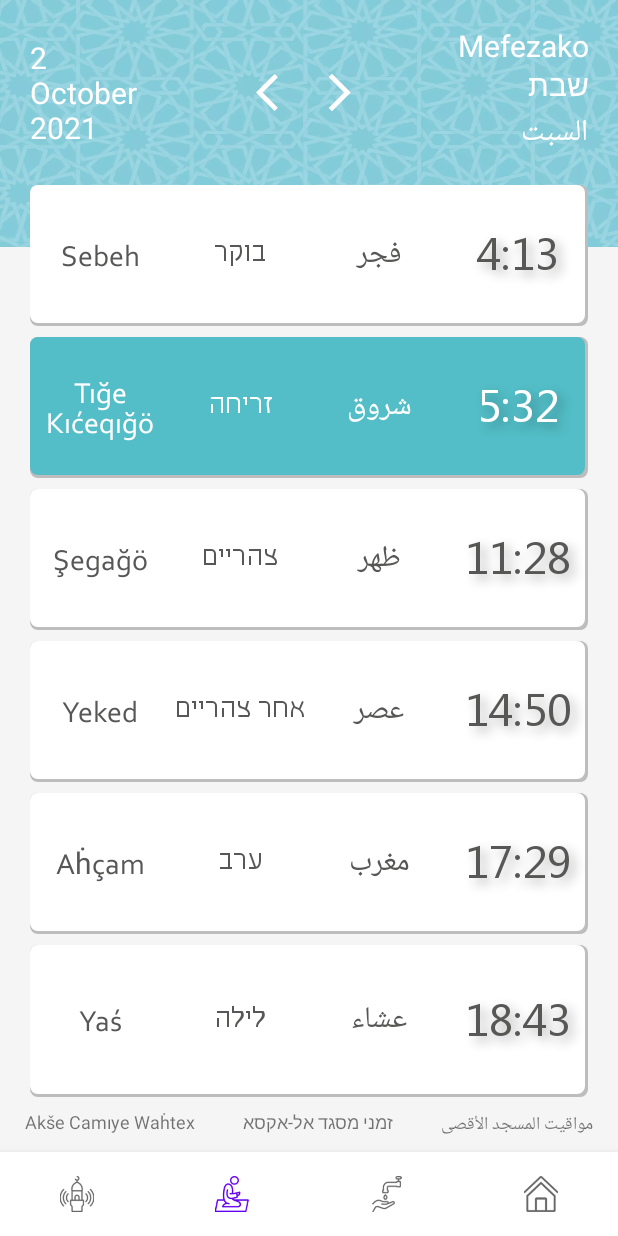
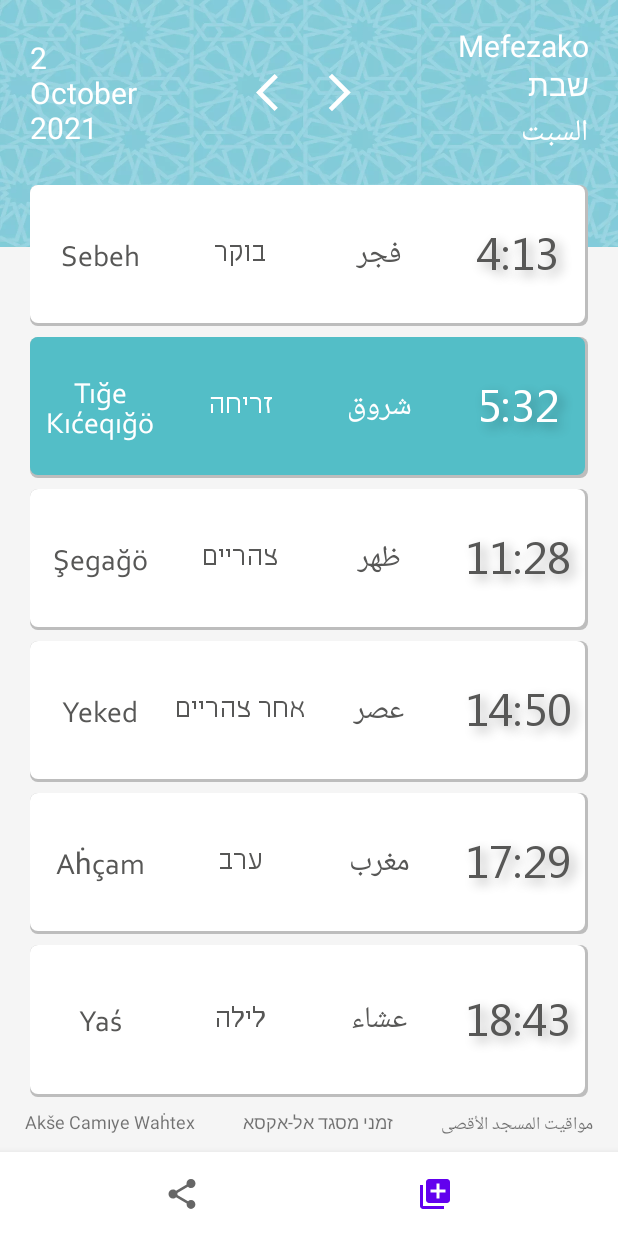
Before and after one commit to showgan/NamazaTimes, an Android app: the screen it shows after launch (MainActivity), item 2 of the bottom bar chosen, on a phone screen of 412 x 824 dp. Run offline under Robolectric (Android 15) with nearby library versions, the phone set to English and light mode, and no system bars.

Commit message:
Initial production release.

```diff
--- a/app/src/main/AndroidManifest.xml
+++ b/app/src/main/AndroidManifest.xml
@@ -2,6 +2,7 @@
 <manifest
     xmlns:android="http://schemas.android.com/apk/res/android"
     package="com.mastegoane.namazatimes">
+<!--    <uses-permission android:name="android.permission.INTERNET" />-->
     <application
         android:allowBackup="true"
         android:fullBackupOnly="true"
--- a/app/src/main/java/com/mastegoane/namazatimes/MainActivity.java
+++ b/app/src/main/java/com/mastegoane/namazatimes/MainActivity.java
@@ -1,19 +1,30 @@
 package com.mastegoane.namazatimes;
 
 import androidx.appcompat.app.AppCompatActivity;
+import androidx.constraintlayout.widget.ConstraintLayout;
 import androidx.core.content.ContextCompat;
 import androidx.lifecycle.ViewModelProvider;
 import android.app.DatePickerDialog;
+import android.content.Intent;
 import android.content.SharedPreferences;
+import android.graphics.Bitmap;
+import android.graphics.Canvas;
+import android.net.Uri;
 import android.os.Bundle;
+import android.os.Environment;
+import android.provider.MediaStore;
+import android.util.Log;
 import android.view.View;
 import android.widget.DatePicker;
-import android.widget.TextView;
-
-import com.google.android.material.bottomnavigation.BottomNavigationView;
+import android.widget.Toast;
 import com.mastegoane.namazatimes.databinding.ActivityMainBinding;
+import java.io.File;
+import java.io.FileNotFoundException;
+import java.io.FileOutputStream;
+import java.io.OutputStream;
 import java.text.SimpleDateFormat;
 import java.util.Calendar;
+import java.util.Date;
 import java.util.Locale;
 
 public class MainActivity extends AppCompatActivity {
@@ -35,6 +46,14 @@ public class MainActivity extends AppCompatActivity {
         updateViews();
     }
 
+//    public void buttonShareWhatsappClicked(View view) {
+//        shareScreenshot(false);
+//    }
+
+//    public void buttonShareGalleryClicked(View view) {
+//        shareScreenshot(true);
+//    }
+
     @Override
     protected void onCreate(Bundle savedInstanceState) {
         super.onCreate(savedInstanceState);
@@ -48,28 +67,29 @@ public class MainActivity extends AppCompatActivity {
 
         mCalendar = mMainViewModel.getCalendar();
 
-        final BottomNavigationView navigationView = findViewById(R.id.bottomnavigationView);
-        navigationView.setSelectedItemId(R.id.navToMainActivity);
-        navigationView.setOnNavigationItemSelectedListener(item -> {
+//        mBinding.bottomnavigationView.setSelectedItemId(R.id.navToMainActivity);
+        mBinding.bottomnavigationView.setOnNavigationItemSelectedListener(item -> {
 //            Intent intent;
             switch (item.getItemId()) {
-                case R.id.navToDailyPrayersActivity:
+                case R.id.navShareToWhatsapp:
+                    shareScreenshot(false);
 //                        intent = new Intent(getApplicationContext(), DailyPrayersActivity.class);
 //                        intent.setFlags(Intent.FLAG_ACTIVITY_NEW_TASK | Intent.FLAG_ACTIVITY_CLEAR_TASK);
 //                        startActivity(intent);
                     return true;
-                case R.id.navToYearlyPrayerTimesActivity:
+                case R.id.navSaveToGallery:
+                    shareScreenshot(true);
 //                        intent = new Intent(getApplicationContext(), YearlyPrayerTimesActivity.class);
 //                        intent.setFlags(Intent.FLAG_ACTIVITY_NEW_TASK | Intent.FLAG_ACTIVITY_CLEAR_TASK);
 //                        startActivity(intent);
                     return true;
-                case R.id.navToAmdazActivity:
+//                case R.id.navToAmdazActivity:
 //                        intent = new Intent(getApplicationContext(), DailyPrayersActivity.class);
 //                        intent.setFlags(Intent.FLAG_ACTIVITY_NEW_TASK | Intent.FLAG_ACTIVITY_CLEAR_TASK);
 //                        startActivity(intent);
-                    return true;
-                case R.id.navToMainActivity:
-                    return true;
+//                    return true;
+//                case R.id.navToMainActivity:
+//                    return true;
             }
             return false;
         });
@@ -271,6 +291,56 @@ public class MainActivity extends AppCompatActivity {
         }
     }
 
+    private void shareScreenshot(boolean shareToGallery) {
+//        LinearLayout view = this.findViewById(R.id.linearLayoutPublishFrame);
+        final ConstraintLayout view = mBinding.constraintLayoutMainFullScreen;
+        int width = view.getWidth();
+        int height = view.getHeight();
+        Bitmap bitmap = Bitmap.createBitmap(width, height, Bitmap.Config.ARGB_8888);
+        File outputDir = getExternalFilesDir(Environment.DIRECTORY_PICTURES);
+        if (!outputDir.exists()) {
+            if (!outputDir.mkdirs()) {
+                Log.e("DIRECTORY_PICTURES", "Failed to create output directory");
+                return;
+            }
+        }
+        Canvas canvas = new Canvas(bitmap);
+        view.draw(canvas);
+        final String outputFilePath = outputDir.getAbsolutePath() + File.separator + "question2share.webp";
+        Log.d("Writing file", outputFilePath);
+        String mediaPath = "";
+        try {
+            File outputFile = new File(outputFilePath);
+            OutputStream outputStream = new FileOutputStream(outputFile);
+            bitmap.compress(Bitmap.CompressFormat.WEBP, 100, outputStream);
+            outputStream.flush();
+            outputStream.close();
+        } catch (Exception exception) {
+            exception.printStackTrace();
+        }
+
+        try {
+            mediaPath = MediaStore.Images.Media.insertImage(this.getContentResolver(), outputFilePath, null, null);
+        } catch (FileNotFoundException e) {
+            e.printStackTrace();
+        }
+
+        if (shareToGallery) {
+            final String timeStamp = new SimpleDateFormat("yyyyMMdd_HHmmss").format(new Date());
+            MediaStore.Images.Media.insertImage(getContentResolver(), bitmap, "AdigaQuiz_" + timeStamp, "");
+            Toast.makeText(this, "SAVED THE IMAGE TO THE GALLERY", Toast.LENGTH_SHORT).show();
+        } else {
+            Intent intentShare = new Intent(Intent.ACTION_SEND);
+//            intentShare.setType("image/webp");
+            intentShare.setType("image/*");
+            intentShare.addFlags(Intent.FLAG_GRANT_READ_URI_PERMISSION);
+//            intentShare.putExtra(Intent.EXTRA_STREAM, Uri.parse(outputFilePath));
+            intentShare.putExtra(Intent.EXTRA_STREAM, Uri.parse(mediaPath));
+            intentShare.setPackage("com.whatsapp");
+            startActivity(Intent.createChooser(intentShare, "Share Image"));
+        }
+    }
+
     private Calendar mCalendar;
     private DatePickerDialog.OnDateSetListener mDatePickerDateSetListener;
     private String[] mDayNamesAdiga = new String[] {
--- /dev/null
+++ b/app/src/main/res/drawable/ic_baseline_add_to_photos_24.xml
@@ -0,0 +1,10 @@
+<vector xmlns:android="http://schemas.android.com/apk/res/android"
+    android:width="24dp"
+    android:height="24dp"
+    android:viewportWidth="24"
+    android:viewportHeight="24"
+    android:tint="?attr/colorControlNormal">
+  <path
+      android:fillColor="@android:color/white"
+      android:pathData="M4,6L2,6v14c0,1.1 0.9,2 2,2h14v-2L4,20L4,6zM20,2L8,2c-1.1,0 -2,0.9 -2,2v12c0,1.1 0.9,2 2,2h12c1.1,0 2,-0.9 2,-2L22,4c0,-1.1 -0.9,-2 -2,-2zM19,11h-4v4h-2v-4L9,11L9,9h4L13,5h2v4h4v2z"/>
+</vector>
--- /dev/null
+++ b/app/src/main/res/drawable/ic_baseline_share_24.xml
@@ -0,0 +1,10 @@
+<vector xmlns:android="http://schemas.android.com/apk/res/android"
+    android:width="24dp"
+    android:height="24dp"
+    android:viewportWidth="24"
+    android:viewportHeight="24"
+    android:tint="?attr/colorControlNormal">
+  <path
+      android:fillColor="@android:color/white"
+      android:pathData="M18,16.08c-0.76,0 -1.44,0.3 -1.96,0.77L8.91,12.7c0.05,-0.23 0.09,-0.46 0.09,-0.7s-0.04,-0.47 -0.09,-0.7l7.05,-4.11c0.54,0.5 1.25,0.81 2.04,0.81 1.66,0 3,-1.34 3,-3s-1.34,-3 -3,-3 -3,1.34 -3,3c0,0.24 0.04,0.47 0.09,0.7L8.04,9.81C7.5,9.31 6.79,9 6,9c-1.66,0 -3,1.34 -3,3s1.34,3 3,3c0.79,0 1.5,-0.31 2.04,-0.81l7.12,4.16c-0.05,0.21 -0.08,0.43 -0.08,0.65 0,1.61 1.31,2.92 2.92,2.92 1.61,0 2.92,-1.31 2.92,-2.92s-1.31,-2.92 -2.92,-2.92z"/>
+</vector>
--- a/app/src/main/res/layout/activity_main.xml
+++ b/app/src/main/res/layout/activity_main.xml
@@ -1,5 +1,6 @@
 <?xml version="1.0" encoding="utf-8"?>
 <androidx.constraintlayout.widget.ConstraintLayout
+    android:id="@+id/constraintLayoutMainFullScreen"
     xmlns:android="http://schemas.android.com/apk/res/android"
     xmlns:app="http://schemas.android.com/apk/res-auto"
     xmlns:tools="http://schemas.android.com/tools"
--- a/app/src/main/res/menu/navigation_menu.xml
+++ b/app/src/main/res/menu/navigation_menu.xml
@@ -3,30 +3,30 @@
     xmlns:android="http://schemas.android.com/apk/res/android"
     xmlns:app="http://schemas.android.com/apk/res-auto">
     <item
-        android:id="@+id/navToYearlyPrayerTimesActivity"
-        android:title="Prayer Times"
+        android:id="@+id/navShareToWhatsapp"
+        android:title="Share to Whatsapp"
         app:showAsAction="ifRoom"
         android:orderInCategory="1"
-        android:icon="@drawable/prayer_times_icon"/>
+        android:icon="@drawable/ic_baseline_share_24"/>
 
     <item
-        android:id="@+id/navToDailyPrayersActivity"
-        android:title="How to Pray"
+        android:id="@+id/navSaveToGallery"
+        android:title="Save to Gallery"
         app:showAsAction="ifRoom"
         android:orderInCategory="2"
-        android:icon="@drawable/prayer_how_to_icon"/>
+        android:icon="@drawable/ic_baseline_add_to_photos_24"/>
 
-    <item
-        android:id="@+id/navToAmdazActivity"
-        android:title="Amdaz"
-        app:showAsAction="ifRoom"
-        android:orderInCategory="3"
-        android:icon="@drawable/amdaz_icon"/>
+<!--    <item-->
+<!--        android:id="@+id/navAmdazActivity"-->
+<!--        android:title="Amdaz"-->
+<!--        app:showAsAction="ifRoom"-->
+<!--        android:orderInCategory="3"-->
+<!--        android:icon="@drawable/amdaz_icon"/>-->
 
-    <item
-        android:id="@+id/navToMainActivity"
-        android:title="Home"
-        app:showAsAction="always"
-        android:orderInCategory="4"
-        android:icon="@drawable/homepage_icon"/>
+<!--    <item-->
+<!--        android:id="@+id/navMainActivity"-->
+<!--        android:title="Home"-->
+<!--        app:showAsAction="always"-->
+<!--        android:orderInCategory="4"-->
+<!--        android:icon="@drawable/homepage_icon"/>-->
 </menu>
```
Also changed, not shown: app/src/main/res/drawable-v24/gallery_icon160x160.webp (added), app/src/main/res/drawable-v24/whatsapp160x160.webp (added), 9 other files.
